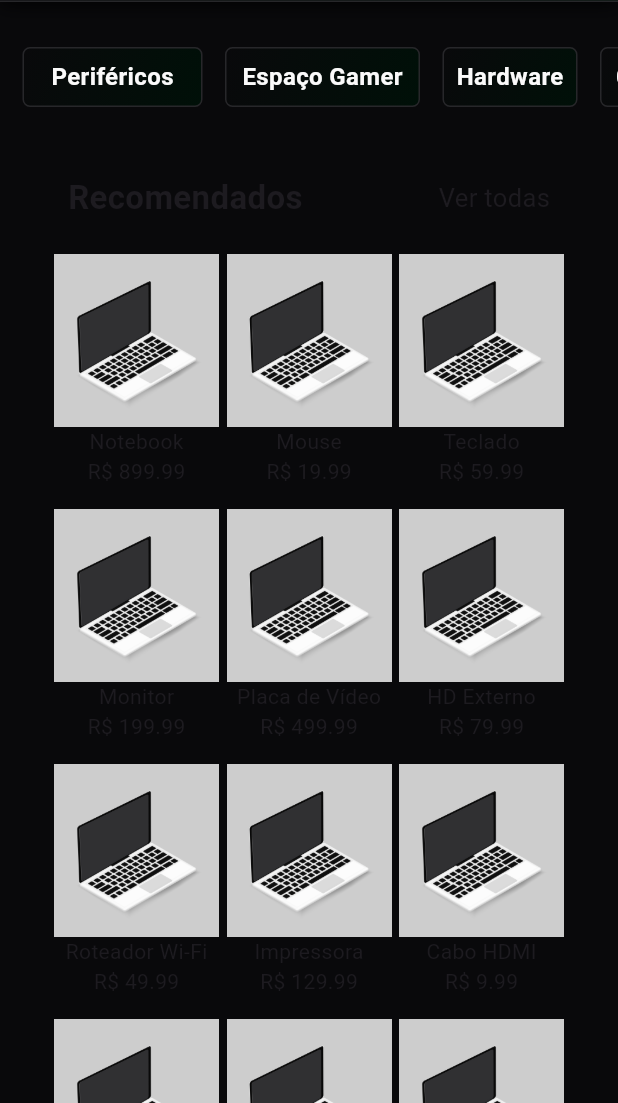
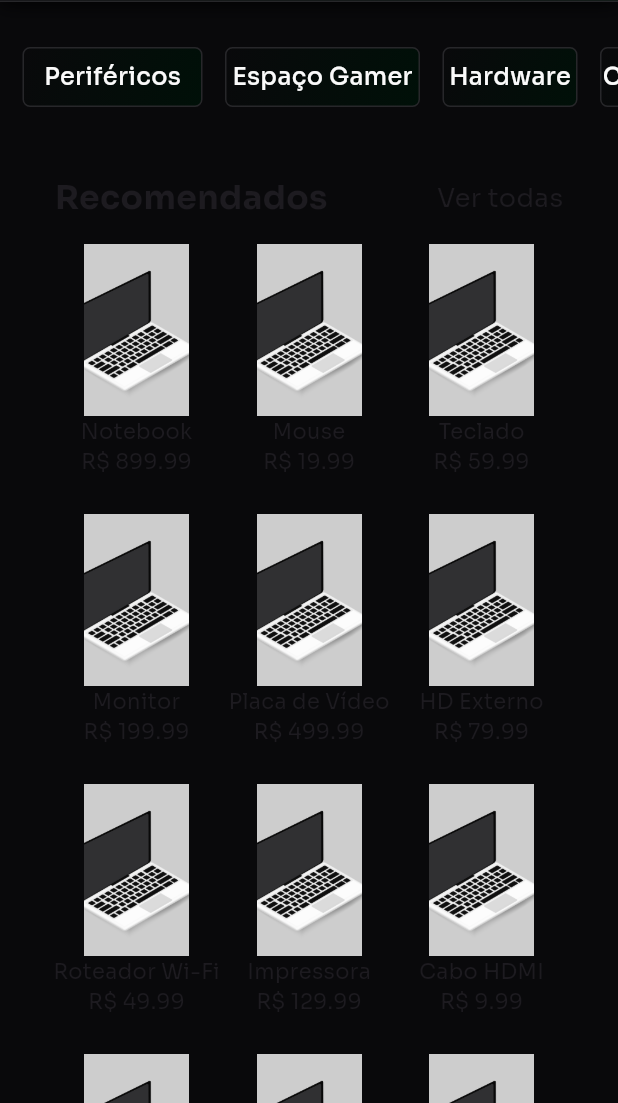
Before and after one commit to CarlosSeixas2/Trabalho_Ecommerce_Marcel, a Flutter app: the screen it shows after launch, on a phone screen of 412 x 824 dp, the part 133-1236 px from its top. Run offline on Flutter 3.47's test engine with Material 3 defaults, Android fonts, the phone set to English and light mode, and no system bars.

Commit message:
styles(font): added font Sora

```diff
--- a/lib/main.dart
+++ b/lib/main.dart
@@ -137,6 +137,9 @@ class _MyAppState extends State<MyApp> {
   @override
   Widget build(BuildContext context) {
     return MaterialApp(
+      theme: ThemeData(
+        fontFamily: 'Sora'
+      ),
       home: Scaffold(
         backgroundColor: const Color(0xff09090B),
         appBar: AppBar(
@@ -247,7 +250,7 @@ class _MyAppState extends State<MyApp> {
                   ],
                 ),
                 const SizedBox(
-                  height: 22,
+                  height: 15,
                 ),
                 Wrap(
                   alignment: WrapAlignment.start,
@@ -280,11 +283,12 @@ class ProductCard extends StatelessWidget {
   Widget build(BuildContext context) {
     return SizedBox(
       width: 115,
-      height: 170,
+      height: 180,
       child: Column(
+        mainAxisAlignment: MainAxisAlignment.start,
         children: [
           SizedBox(
-            width: 110,
+            width: 70,
             height: 115,
             child: Image.asset(
               'assets/images/notebook.jpg',
@@ -332,7 +336,7 @@ class CategoryCard extends StatelessWidget {
             style: const TextStyle(
               color: Color(0xffFAFAFA),
               fontSize: 16,
-              fontWeight: FontWeight.bold,
+              fontWeight: FontWeight.w500,
             ),
           ),
         ),
```
Also changed, not shown: pubspec.yaml (+13 -11 lines), assets/fonts/Sora-Bold.ttf (added), assets/fonts/Sora-Light.ttf (added), assets/fonts/Sora-Medium.ttf (added), assets/fonts/Sora-Regular.ttf (added), assets/fonts/Sora-SemiBold.ttf (added).
